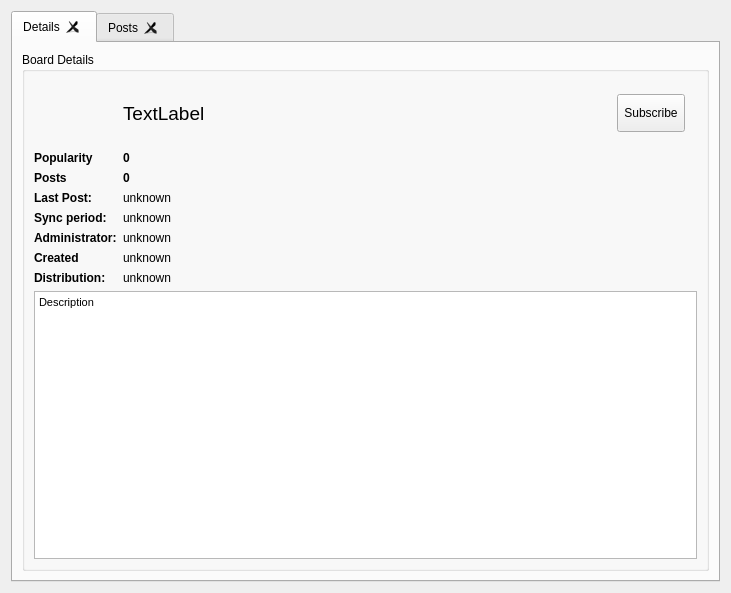
Above: retroshare-gui/src/gui/Posted/PostedListWidgetWithModel.ui from RetroShare/RetroShare before the change. Below: the same form after it.
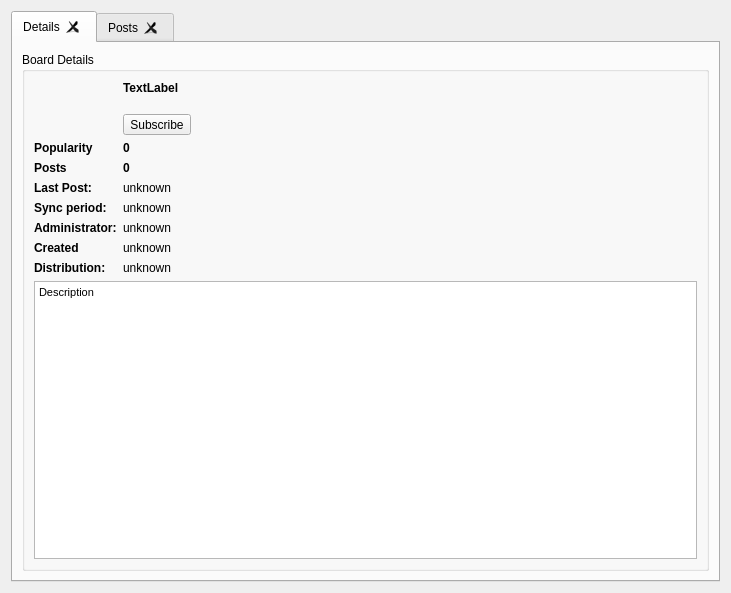
That is the form after the change. Icons and pictures are not drawn. Custom widgets are drawn as their Qt base class.

Commit message: Removed the fixed size from the thumb label & moved the subscribebutton under the  title

The edit to the form file:
```diff
--- a/retroshare-gui/src/gui/Posted/PostedListWidgetWithModel.ui
+++ b/retroshare-gui/src/gui/Posted/PostedListWidgetWithModel.ui
@@ -45,9 +45,199 @@
           <bool>false</bool>
          </property>
          <layout class="QGridLayout" name="gridLayout_2">
-          <item row="0" column="0">
+          <item row="2" column="0">
+           <widget class="QTextBrowser" name="infoDescription">
+            <property name="styleSheet">
+             <string notr="true"/>
+            </property>
+            <property name="html">
+             <string notr="true">&lt;!DOCTYPE HTML PUBLIC &quot;-//W3C//DTD HTML 4.0//EN&quot; &quot;http://www.w3.org/TR/REC-html40/strict.dtd&quot;&gt;
+&lt;html&gt;&lt;head&gt;&lt;meta name=&quot;qrichtext&quot; content=&quot;1&quot; /&gt;&lt;style type=&quot;text/css&quot;&gt;
+p, li { white-space: pre-wrap; }
+&lt;/style&gt;&lt;/head&gt;&lt;body style=&quot; font-family:'MS Shell Dlg 2'; font-size:8.25pt; font-weight:400; font-style:normal;&quot;&gt;
+&lt;p style=&quot; margin-top:0px; margin-bottom:0px; margin-left:0px; margin-right:0px; -qt-block-indent:0; text-indent:0px;&quot;&gt;&lt;span style=&quot; font-family:'MS Shell Dlg 2'; font-size:8pt;&quot;&gt;Description&lt;/span&gt;&lt;/p&gt;&lt;/body&gt;&lt;/html&gt;</string>
+            </property>
+            <property name="textInteractionFlags">
+             <set>Qt::LinksAccessibleByMouse|Qt::TextSelectableByMouse</set>
+            </property>
+            <property name="openExternalLinks">
+             <bool>true</bool>
+            </property>
+            <property name="openLinks">
+             <bool>true</bool>
+            </property>
+           </widget>
+          </item>
+          <item row="1" column="0">
            <layout class="QGridLayout" name="gridLayout">
-            <item row="0" column="3">
+            <item row="4" column="0">
+             <widget class="QLabel" name="infoPostsLabel">
+              <property name="sizePolicy">
+               <sizepolicy hsizetype="Maximum" vsizetype="Preferred">
+                <horstretch>0</horstretch>
+                <verstretch>0</verstretch>
+               </sizepolicy>
+              </property>
+              <property name="font">
+               <font>
+                <weight>75</weight>
+                <bold>true</bold>
+               </font>
+              </property>
+              <property name="text">
+               <string>Posts</string>
+              </property>
+             </widget>
+            </item>
+            <item row="7" column="1" colspan="2">
+             <widget class="GxsIdLabel" name="infoAdministrator">
+              <property name="text">
+               <string>unknown</string>
+              </property>
+              <property name="openExternalLinks">
+               <bool>true</bool>
+              </property>
+             </widget>
+            </item>
+            <item row="6" column="1" colspan="2">
+             <widget class="QLabel" name="syncPeriodLabel">
+              <property name="text">
+               <string>unknown</string>
+              </property>
+             </widget>
+            </item>
+            <item row="5" column="1" colspan="3">
+             <widget class="QLabel" name="infoLastPost">
+              <property name="text">
+               <string notr="true">unknown</string>
+              </property>
+             </widget>
+            </item>
+            <item row="5" column="0">
+             <widget class="QLabel" name="infoLastPostLabel">
+              <property name="sizePolicy">
+               <sizepolicy hsizetype="Maximum" vsizetype="Preferred">
+                <horstretch>0</horstretch>
+                <verstretch>0</verstretch>
+               </sizepolicy>
+              </property>
+              <property name="font">
+               <font>
+                <weight>75</weight>
+                <bold>true</bold>
+               </font>
+              </property>
+              <property name="text">
+               <string>Last Post:</string>
+              </property>
+             </widget>
+            </item>
+            <item row="4" column="1" colspan="2">
+             <widget class="QLabel" name="infoPosts">
+              <property name="font">
+               <font>
+                <weight>75</weight>
+                <bold>true</bold>
+               </font>
+              </property>
+              <property name="text">
+               <string notr="true">0</string>
+              </property>
+             </widget>
+            </item>
+            <item row="6" column="0">
+             <widget class="QLabel" name="syncPeriodTitleLabel">
+              <property name="font">
+               <font>
+                <weight>75</weight>
+                <bold>true</bold>
+               </font>
+              </property>
+              <property name="text">
+               <string>Sync period:</string>
+              </property>
+             </widget>
+            </item>
+            <item row="9" column="0">
+             <widget class="QLabel" name="label_3">
+              <property name="font">
+               <font>
+                <weight>75</weight>
+                <bold>true</bold>
+               </font>
+              </property>
+              <property name="text">
+               <string>Distribution:</string>
+              </property>
+             </widget>
+            </item>
+            <item row="3" column="0">
+             <widget class="QLabel" name="label_4">
+              <property name="font">
+               <font>
+                <weight>75</weight>
+                <bold>true</bold>
+               </font>
+              </property>
+              <property name="text">
+               <string>Popularity</string>
+              </property>
+             </widget>
+            </item>
+            <item row="8" column="1" colspan="2">
+             <widget class="QLabel" name="createdinfolabel">
+              <property name="text">
+               <string>unknown</string>
+              </property>
+             </widget>
+            </item>
+            <item row="3" column="1" colspan="2">
+             <widget class="QLabel" name="poplabel">
+              <property name="font">
+               <font>
+                <weight>75</weight>
+                <bold>true</bold>
+               </font>
+              </property>
+              <property name="text">
+               <string>0</string>
+              </property>
+             </widget>
+            </item>
+            <item row="7" column="0">
+             <widget class="QLabel" name="label">
+              <property name="font">
+               <font>
+                <weight>75</weight>
+                <bold>true</bold>
+               </font>
+              </property>
+              <property name="text">
+               <string>Administrator:</string>
+              </property>
+             </widget>
+            </item>
+            <item row="8" column="0">
+             <widget class="QLabel" name="createdlabel">
+              <property name="font">
+               <font>
+                <weight>75</weight>
+                <bold>true</bold>
+               </font>
+              </property>
+              <property name="text">
+               <string>Created</string>
+              </property>
+             </widget>
+            </item>
+            <item row="9" column="1" colspan="3">
+             <widget class="QLabel" name="infoDistribution">
+              <property name="text">
+               <string>unknown</string>
+              </property>
+             </widget>
+            </item>
+            <item row="1" column="1">
              <layout class="QVBoxLayout" name="verticalLayout">
               <property name="sizeConstraint">
                <enum>QLayout::SetMinimumSize</enum>
@@ -61,7 +251,7 @@
                  <enum>Qt::Vertical</enum>
                 </property>
                 <property name="sizeType">
-                 <enum>QSizePolicy::Minimum</enum>
+                 <enum>QSizePolicy::Preferred</enum>
                 </property>
                 <property name="sizeHint" stdset="0">
                  <size>
@@ -97,38 +287,10 @@
                 </property>
                </widget>
               </item>
-              <item>
-               <spacer name="verticalSpacer_2">
-                <property name="orientation">
-                 <enum>Qt::Vertical</enum>
-                </property>
-                <property name="sizeType">
-                 <enum>QSizePolicy::Minimum</enum>
-                </property>
-                <property name="sizeHint" stdset="0">
-                 <size>
-                  <width>20</width>
-                  <height>13</height>
-                 </size>
-                </property>
-               </spacer>
-              </item>
              </layout>
             </item>
-            <item row="0" column="0">
+            <item row="0" column="0" rowspan="2">
              <widget class="QLabel" name="logoLabel">
-              <property name="minimumSize">
-               <size>
-                <width>64</width>
-                <height>64</height>
-               </size>
-              </property>
-              <property name="maximumSize">
-               <size>
-                <width>64</width>
-                <height>64</height>
-               </size>
-              </property>
               <property name="pixmap">
                <pixmap resource="../icons.qrc">:/icons/png/postedlinks.png</pixmap>
               </property>
@@ -137,7 +299,26 @@
               </property>
              </widget>
             </item>
-            <item row="0" column="2">
+            <item row="0" column="1" colspan="3">
+             <widget class="StyledElidedLabel" name="namelabel">
+              <property name="sizePolicy">
+               <sizepolicy hsizetype="Preferred" vsizetype="Preferred">
+                <horstretch>0</horstretch>
+                <verstretch>0</verstretch>
+               </sizepolicy>
+              </property>
+              <property name="font">
+               <font>
+                <weight>75</weight>
+                <bold>true</bold>
+               </font>
+              </property>
+              <property name="text">
+               <string>TextLabel</string>
+              </property>
+             </widget>
+            </item>
+            <item row="1" column="2">
              <spacer name="horizontalSpacer">
               <property name="orientation">
                <enum>Qt::Horizontal</enum>
@@ -150,210 +331,8 @@
               </property>
              </spacer>
             </item>
-            <item row="3" column="1" colspan="5">
-             <widget class="QLabel" name="infoLastPost">
-              <property name="text">
-               <string notr="true">unknown</string>
-              </property>
-             </widget>
-            </item>
-            <item row="1" column="1">
-             <widget class="QLabel" name="poplabel">
-              <property name="font">
-               <font>
-                <weight>75</weight>
-                <bold>true</bold>
-               </font>
-              </property>
-              <property name="text">
-               <string>0</string>
-              </property>
-             </widget>
-            </item>
-            <item row="5" column="0">
-             <widget class="QLabel" name="label">
-              <property name="font">
-               <font>
-                <weight>75</weight>
-                <bold>true</bold>
-               </font>
-              </property>
-              <property name="text">
-               <string>Administrator:</string>
-              </property>
-             </widget>
-            </item>
-            <item row="7" column="1" colspan="5">
-             <widget class="QLabel" name="infoDistribution">
-              <property name="text">
-               <string>unknown</string>
-              </property>
-             </widget>
-            </item>
-            <item row="7" column="0">
-             <widget class="QLabel" name="label_3">
-              <property name="font">
-               <font>
-                <weight>75</weight>
-                <bold>true</bold>
-               </font>
-              </property>
-              <property name="text">
-               <string>Distribution:</string>
-              </property>
-             </widget>
-            </item>
-            <item row="3" column="0">
-             <widget class="QLabel" name="infoLastPostLabel">
-              <property name="sizePolicy">
-               <sizepolicy hsizetype="Maximum" vsizetype="Preferred">
-                <horstretch>0</horstretch>
-                <verstretch>0</verstretch>
-               </sizepolicy>
-              </property>
-              <property name="font">
-               <font>
-                <weight>75</weight>
-                <bold>true</bold>
-               </font>
-              </property>
-              <property name="text">
-               <string>Last Post:</string>
-              </property>
-             </widget>
-            </item>
-            <item row="2" column="1">
-             <widget class="QLabel" name="infoPosts">
-              <property name="font">
-               <font>
-                <weight>75</weight>
-                <bold>true</bold>
-               </font>
-              </property>
-              <property name="text">
-               <string notr="true">0</string>
-              </property>
-             </widget>
-            </item>
-            <item row="6" column="0">
-             <widget class="QLabel" name="createdlabel">
-              <property name="font">
-               <font>
-                <weight>75</weight>
-                <bold>true</bold>
-               </font>
-              </property>
-              <property name="text">
-               <string>Created</string>
-              </property>
-             </widget>
-            </item>
-            <item row="0" column="1">
-             <widget class="QLabel" name="namelabel">
-              <property name="font">
-               <font>
-                <pointsize>14</pointsize>
-               </font>
-              </property>
-              <property name="text">
-               <string>TextLabel</string>
-              </property>
-             </widget>
-            </item>
-            <item row="1" column="0">
-             <widget class="QLabel" name="label_4">
-              <property name="font">
-               <font>
-                <weight>75</weight>
-                <bold>true</bold>
-               </font>
-              </property>
-              <property name="text">
-               <string>Popularity</string>
-              </property>
-             </widget>
-            </item>
-            <item row="2" column="0">
-             <widget class="QLabel" name="infoPostsLabel">
-              <property name="sizePolicy">
-               <sizepolicy hsizetype="Maximum" vsizetype="Preferred">
-                <horstretch>0</horstretch>
-                <verstretch>0</verstretch>
-               </sizepolicy>
-              </property>
-              <property name="font">
-               <font>
-                <weight>75</weight>
-                <bold>true</bold>
-               </font>
-              </property>
-              <property name="text">
-               <string>Posts</string>
-              </property>
-             </widget>
-            </item>
-            <item row="4" column="0">
-             <widget class="QLabel" name="syncPeriodTitleLabel">
-              <property name="font">
-               <font>
-                <weight>75</weight>
-                <bold>true</bold>
-               </font>
-              </property>
-              <property name="text">
-               <string>Sync period:</string>
-              </property>
-             </widget>
-            </item>
-            <item row="6" column="1" colspan="2">
-             <widget class="QLabel" name="createdinfolabel">
-              <property name="text">
-               <string>unknown</string>
-              </property>
-             </widget>
-            </item>
-            <item row="5" column="1" colspan="2">
-             <widget class="GxsIdLabel" name="infoAdministrator">
-              <property name="text">
-               <string>unknown</string>
-              </property>
-              <property name="openExternalLinks">
-               <bool>true</bool>
-              </property>
-             </widget>
-            </item>
-            <item row="4" column="1" colspan="2">
-             <widget class="QLabel" name="syncPeriodLabel">
-              <property name="text">
-               <string>unknown</string>
-              </property>
-             </widget>
-            </item>
            </layout>
           </item>
-          <item row="1" column="0">
-           <widget class="QTextBrowser" name="infoDescription">
-            <property name="styleSheet">
-             <string notr="true"/>
-            </property>
-            <property name="html">
-             <string notr="true">&lt;!DOCTYPE HTML PUBLIC &quot;-//W3C//DTD HTML 4.0//EN&quot; &quot;http://www.w3.org/TR/REC-html40/strict.dtd&quot;&gt;
-&lt;html&gt;&lt;head&gt;&lt;meta name=&quot;qrichtext&quot; content=&quot;1&quot; /&gt;&lt;style type=&quot;text/css&quot;&gt;
-p, li { white-space: pre-wrap; }
-&lt;/style&gt;&lt;/head&gt;&lt;body style=&quot; font-family:'MS Shell Dlg 2'; font-size:8.25pt; font-weight:400; font-style:normal;&quot;&gt;
-&lt;p style=&quot; margin-top:0px; margin-bottom:0px; margin-left:0px; margin-right:0px; -qt-block-indent:0; text-indent:0px;&quot;&gt;&lt;span style=&quot; font-family:'MS Shell Dlg 2'; font-size:8pt;&quot;&gt;Description&lt;/span&gt;&lt;/p&gt;&lt;/body&gt;&lt;/html&gt;</string>
-            </property>
-            <property name="textInteractionFlags">
-             <set>Qt::LinksAccessibleByMouse|Qt::TextSelectableByMouse</set>
-            </property>
-            <property name="openExternalLinks">
-             <bool>true</bool>
-            </property>
-            <property name="openLinks">
-             <bool>true</bool>
-            </property>
-           </widget>
-          </item>
          </layout>
         </widget>
        </item>
@@ -595,30 +574,35 @@
   <customwidget>
    <class>LineEditClear</class>
    <extends>QLineEdit</extends>
-   <header location="global">gui/common/LineEditClear.h</header>
-  </customwidget>
-  <customwidget>
-   <class>RSTabWidget</class>
-   <extends>QTabWidget</extends>
-   <header>gui/common/RSTabWidget.h</header>
-   <container>1</container>
-  </customwidget>
-  <customwidget>
-   <class>RSTreeView</class>
-   <extends>QTreeView</extends>
-   <header>gui/common/RSTreeView.h</header>
-   <container>1</container>
-  </customwidget>
-  <customwidget>
-   <class>GxsIdLabel</class>
-   <extends>QLabel</extends>
-   <header>gui/gxs/GxsIdLabel.h</header>
+   <header>gui/common/LineEditClear.h</header>
   </customwidget>
   <customwidget>
    <class>SubscribeToolButton</class>
    <extends>QToolButton</extends>
    <header>gui/common/SubscribeToolButton.h</header>
   </customwidget>
+  <customwidget>
+   <class>GxsIdLabel</class>
+   <extends>QLabel</extends>
+   <header>gui/gxs/GxsIdLabel.h</header>
+  </customwidget>
+  <customwidget>
+   <class>RSTreeView</class>
+   <extends>QTreeView</extends>
+   <header>gui/common/RSTreeView.h</header>
+   <container>1</container>
+  </customwidget>
+  <customwidget>
+   <class>StyledElidedLabel</class>
+   <extends>QLabel</extends>
+   <header>gui/common/StyledElidedLabel.h</header>
+  </customwidget>
+  <customwidget>
+   <class>RSTabWidget</class>
+   <extends>QTabWidget</extends>
+   <header>gui/common/RSTabWidget.h</header>
+   <container>1</container>
+  </customwidget>
   <customwidget>
    <class>GxsIdChooser</class>
    <extends>QComboBox</extends>
```
The commit also changes 1 other file.
